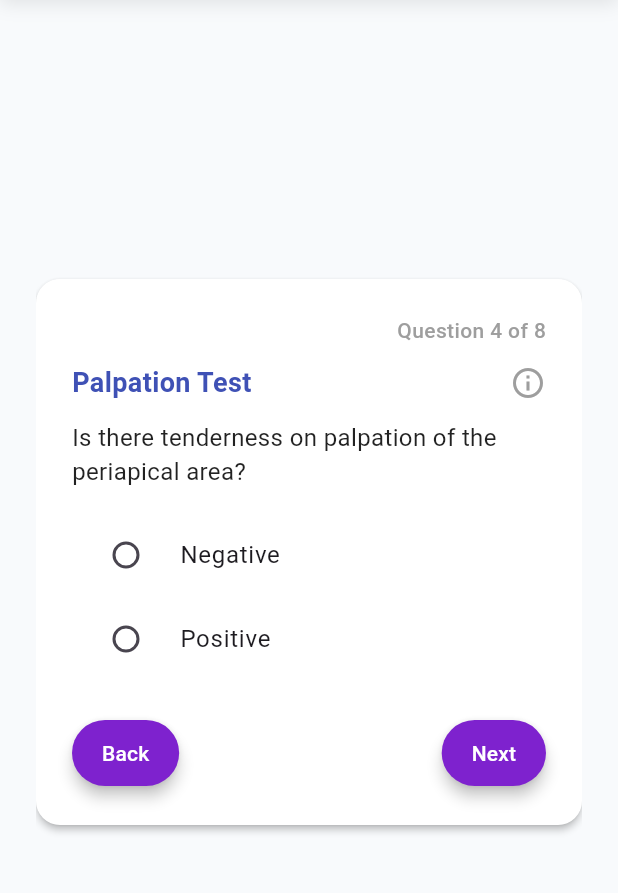
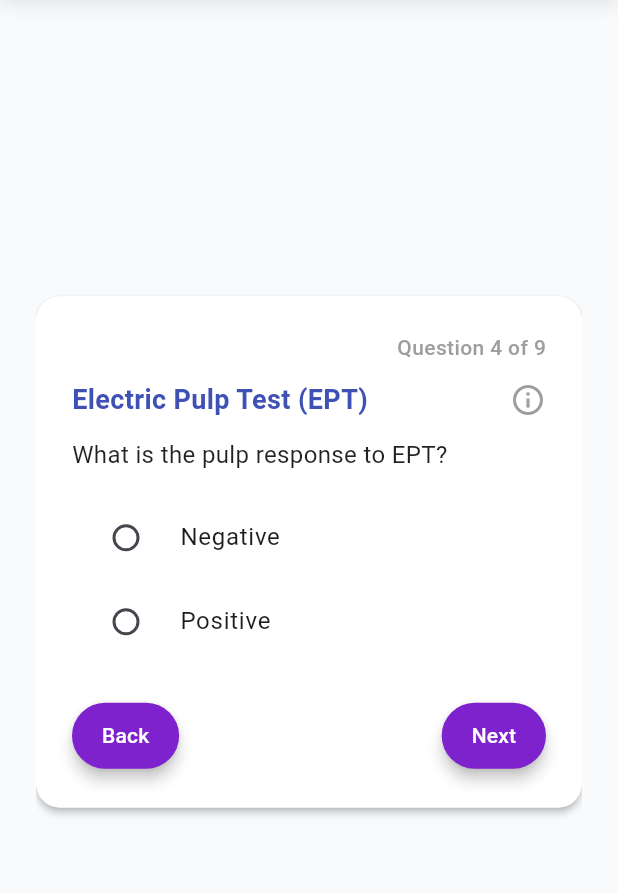
Before and after one commit to AIDentifyTeam/endo-frontend, a Flutter app: the NewDiagnosisScreen screen opened by its route, swiped to page 5, on a phone screen of 412 x 824 dp, the part 120-1013 px from its top. Run offline on Flutter 3.47's test engine with Material 3 defaults, Android fonts, the phone set to English and light mode, and no system bars; our stand-ins replace flutter_secure_storage, image_picker; accounts and stored records are empty; network calls fail; statements that could not run were skipped.

```diff
--- a/lib/data/diagnosis_questions.dart
+++ b/lib/data/diagnosis_questions.dart
@@ -15,6 +15,17 @@ class DiagnosisQuestion {
 }
 
 final List<DiagnosisQuestion> diagnosisQuestions = [
+  DiagnosisQuestion(
+    id: 'endo_history',
+    title: 'Endodontic Treatment History',
+    text: 'What is the history of endodontic treatment on the tooth?',
+    help: 'Determine if the tooth has been previously treated, partially treated, or never treated with endodontic therapy. This helps assess prior interventions and guide current diagnosis.',
+    options: [
+      'No previous endodontics treatment',
+      'Previously initiated',
+      'Previously treated',
+    ],
+  ),
   DiagnosisQuestion(
     id: 'cold_test',
     title: 'Cold Test',
@@ -34,7 +45,7 @@ final List<DiagnosisQuestion> diagnosisQuestions = [
     title: 'Electric Pulp Test (EPT)',
     text: 'What is the pulp response to EPT?',
     help: 'Dry the tooth, apply toothpaste as conductor, and test on the middle third of the crown. No response may indicate pulp necrosis.',
-    options: ['No Response', 'Normal', 'Exaggerated'],
+    options: ['Negative', 'Positive'],
   ),
   DiagnosisQuestion(
     id: 'palpation',
@@ -48,7 +59,7 @@ final List<DiagnosisQuestion> diagnosisQuestions = [
     title: 'Percussion Test',
     text: 'Does the patient feel pain when the tooth is tapped? (Vertical percussion)',
     help: 'Pain often indicates inflammation of the periodontal ligament or apical tissues.',
-    options: ['Negative', 'Slightly Sensitive', 'Sensitive'],
+    options: ['Negative', 'Positive'],
   ),
   DiagnosisQuestion(
     id: 'bite_test',
@@ -62,13 +73,13 @@ final List<DiagnosisQuestion> diagnosisQuestions = [
     title: 'Swelling',
     text: 'Is there any visible or palpable facial or intraoral swelling?',
     help: 'Facial swelling may indicate a spreading odontogenic infection and often requires immediate attention.',
-    options: ['No Swelling', 'Localized', 'Diffuse'],
+    options: ['Negative', 'Positive'],
   ),
   DiagnosisQuestion(
     id: 'sinus_tract',
     title: 'Sinus Tract',
     text: 'Is a sinus tract (draining fistula) present on clinical inspection?',
     help: 'A visible draining sinus usually indicates chronic periapical abscess.',
-    options: ['Absent', 'Present'],
+    options: ['Negative', 'Positive'],
   ),
 ];
--- a/lib/screens/dashboard.dart
+++ b/lib/screens/dashboard.dart
@@ -12,7 +12,6 @@ class MainDashboard extends StatefulWidget {
 }
 
 class _MainDashboardState extends State<MainDashboard> {
-  final TextEditingController _searchController = TextEditingController();
 
   // Sample data
   final List<Map<String, dynamic>> recentPatients = [
--- a/lib/services/api_service.dart
+++ b/lib/services/api_service.dart
@@ -144,7 +144,7 @@ class ApiService {
       }
     }
 
-  Future<void> createVisit({
+  Future<int> createVisit({
     required int patientId,
     required String toothNumber,
     required Map<String, dynamic> answers,
@@ -171,8 +171,32 @@ class ApiService {
       }),
     );
 
-    if (response.statusCode != 201) {
+    if (response.statusCode == 201) {
+      final json = jsonDecode(response.body);
+      return json['id']; // <-- return visitId
+    } else {
       throw Exception('Failed to create visit: ${response.body}');
     }
   }
+
+
+  Future<Map<String, dynamic>> fetchVisitById(int visitId) async {
+    final token = await storage.read(key: 'access'); // Make sure this is correct
+    final url = Uri.parse('$baseUrl/visits/$visitId/'); // Must have trailing slash
+
+    final response = await http.get(
+      url,
+      headers: {
+        'Authorization': 'Bearer $token',
+        'Content-Type': 'application/json',
+      },
+    );
+
+    if (response.statusCode == 200) {
+      return jsonDecode(response.body);
+    } else {
+      throw Exception('Failed to fetch visit: ${response.statusCode} ${response.body}');
+    }
+  }
+
 }
```
Also changed, not shown: lib/screens/diagnosis_result.dart (+83 -25 lines), lib/screens/new_diagnosis.dart (+10 -7 lines), lib/screens/patient_profile.dart (+39 -12 lines).
